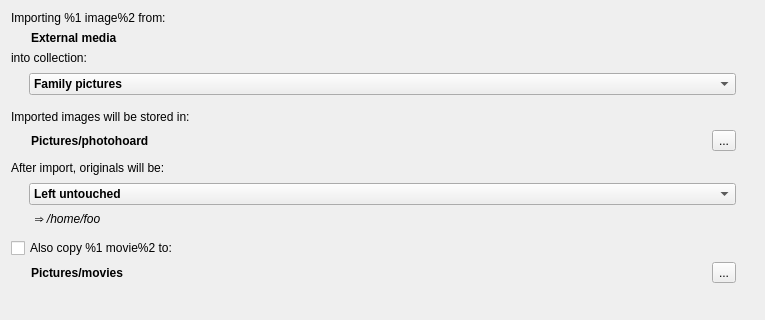
First picture: the form in src/dlg/ImportExternalDialog.ui, repository wagenadl/photohoard, before the edit; both pictures show x 0 to 765 and y 0 to 320 of the 765 by 733 pixel window.
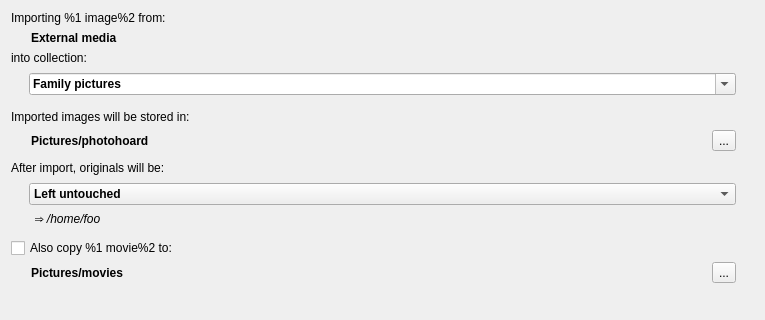
Second picture: the form after the edit.

Commit message: ImportExternal now smarter about Collections

Patch:
```diff
--- a/src/dlg/ImportExternalDialog.ui
+++ b/src/dlg/ImportExternalDialog.ui
@@ -85,6 +85,12 @@
         <property name="focusPolicy">
          <enum>Qt::WheelFocus</enum>
         </property>
+        <property name="editable">
+         <bool>true</bool>
+        </property>
+        <property name="currentText">
+         <string>(none)</string>
+        </property>
         <item>
          <property name="text">
           <string>Family pictures</string>
```
Left out of the diff: 24 changed lines with no effect on the pictures. The commit also changes 5 other files.
